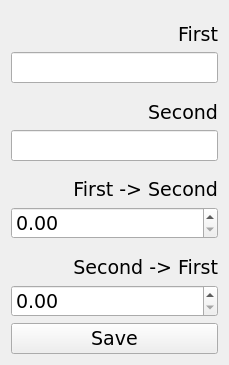
Old version of the form Lab2_GUI/LinkWidget.ui in the repository Cvelth/Comp_Simulation_Projects.
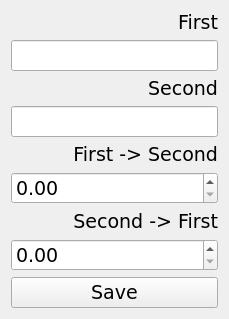
New version of the form.

What changed in the file:
```diff
--- a/Lab2_GUI/LinkWidget.ui
+++ b/Lab2_GUI/LinkWidget.ui
@@ -7,7 +7,7 @@
     <x>0</x>
     <y>0</y>
     <width>229</width>
-    <height>365</height>
+    <height>313</height>
    </rect>
   </property>
   <property name="font">
```
